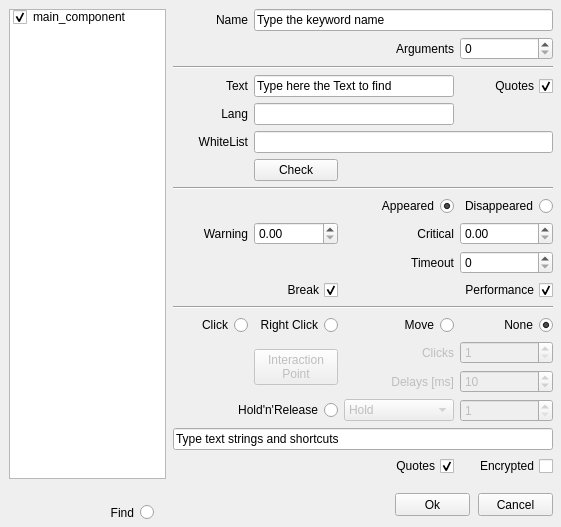
alyvix/alyvix, file alyvix/extra/robotide/qt_ui/alyvix_text_finder_properties_view.ui: the form before one commit.
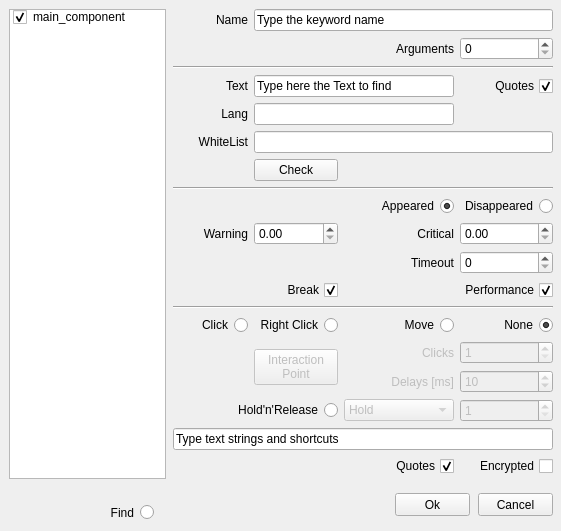
The form after the commit.

What changed in the file:
```diff
--- a/alyvix/extra/robotide/qt_ui/alyvix_text_finder_properties_view.ui
+++ b/alyvix/extra/robotide/qt_ui/alyvix_text_finder_properties_view.ui
@@ -7,7 +7,7 @@
     <x>0</x>
     <y>0</y>
     <width>561</width>
-    <height>527</height>
+    <height>531</height>
    </rect>
   </property>
   <property name="windowTitle">
```
